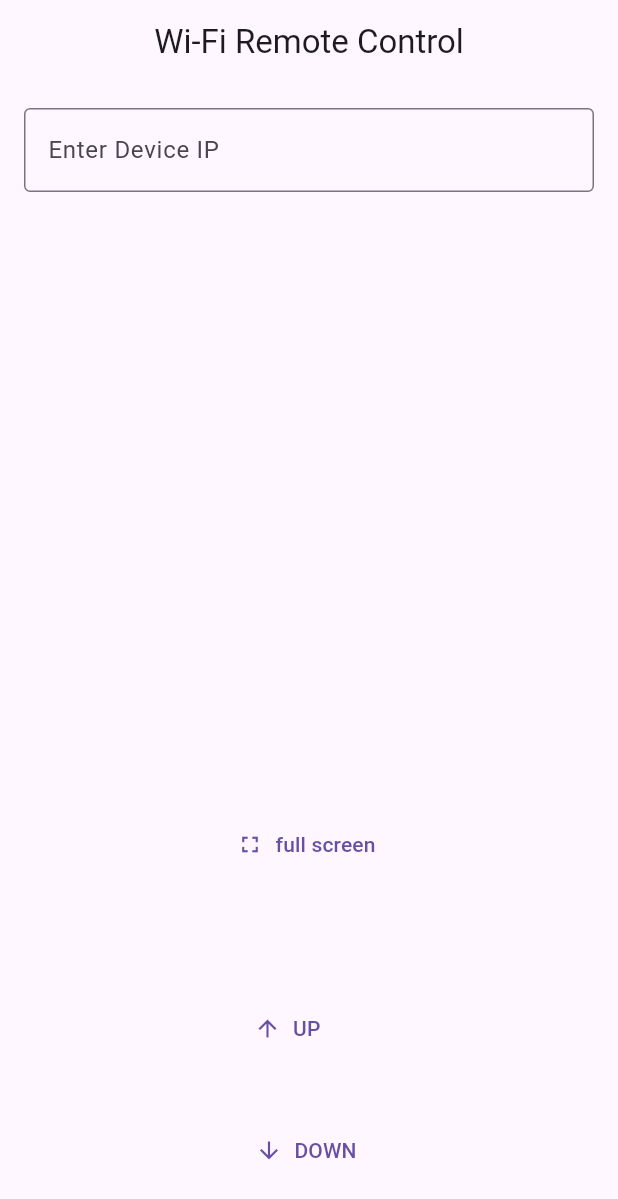
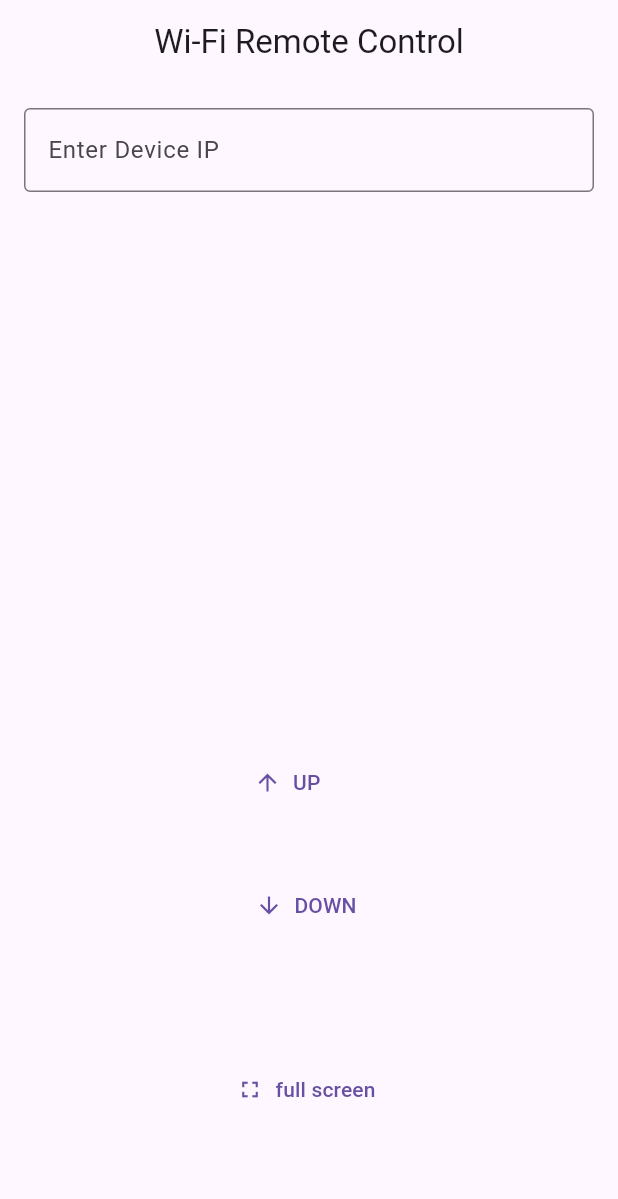
Before and after one commit to Ahmed-Allawy/Mobile-remote-presenter, a Flutter app: the screen it shows after launch, after a tap on "DOWN", on a phone screen of 412 x 824 dp. Shown: the top 1199 px of the screen. Run offline on Flutter 3.47's test engine with Material 3 defaults, Android fonts, the phone set to English and light mode, and no system bars; our stand-ins replace dio; missing offline and left inert: flutter_volume_controller.

```diff
--- a/app_client/lib/main.dart
+++ b/app_client/lib/main.dart
@@ -40,16 +40,16 @@ class _MyAppState extends State<MyApp> {
 
   Future<void> sendCommand(String command) async {
     if (serverIp.isEmpty) {
-      print("Enter an IP address first!");
+
       return;
     }
 
     final String url = "http://$serverIp:$serverPort";
     try {
-      Response response = await dio.post(url, data: command);
-      print("Response: ${response.data}");
+       await dio.post(url, data: command);
+
     } catch (e) {
-      print("Error: $e");
+      return ;
     }
   }
 
@@ -90,13 +90,9 @@ class _MyAppState extends State<MyApp> {
                 ),
               ),
               Expanded(
-                flex: 2,
-                child: TextButton.icon(
-                  onPressed: () => sendCommand("F5"),
-                  icon: Icon(Icons.fullscreen_sharp),
-                  label: Text('full screen'), // Full Screen Button
-                ),
-              ),
+                flex: 1,
+                child: Row(
+                  children: [
                     Expanded(
                       flex: 1,
                       child: TextButton.icon(
@@ -105,12 +101,30 @@ class _MyAppState extends State<MyApp> {
                         label: Text('UP       '), // Full Screen Button
                       ),
                     ),
+                  ],
+                ),
+              ),
+              Expanded(
+                flex: 1,
+                child: Row(
+                  children: [
                     Expanded(
                       flex: 1,
                       child: TextButton.icon(
                         onPressed: () => sendCommand("DOWN"),
                         icon: Icon(Icons.arrow_downward_sharp),
                         label: Text('DOWN'), // Full Screen Button
+                      ),
+                    ),
+                  ],
+                ),
+              ),
+              Expanded(
+                flex: 2,
+                child: TextButton.icon(
+                  onPressed: () => sendCommand("F5"),
+                  icon: Icon(Icons.fullscreen_sharp),
+                  label: Text('full screen'), // Full Screen Button
                 ),
               ),
             ],
```
Also changed, not shown: 1 other file. Lines whose indentation alone changed are shown as unchanged.
